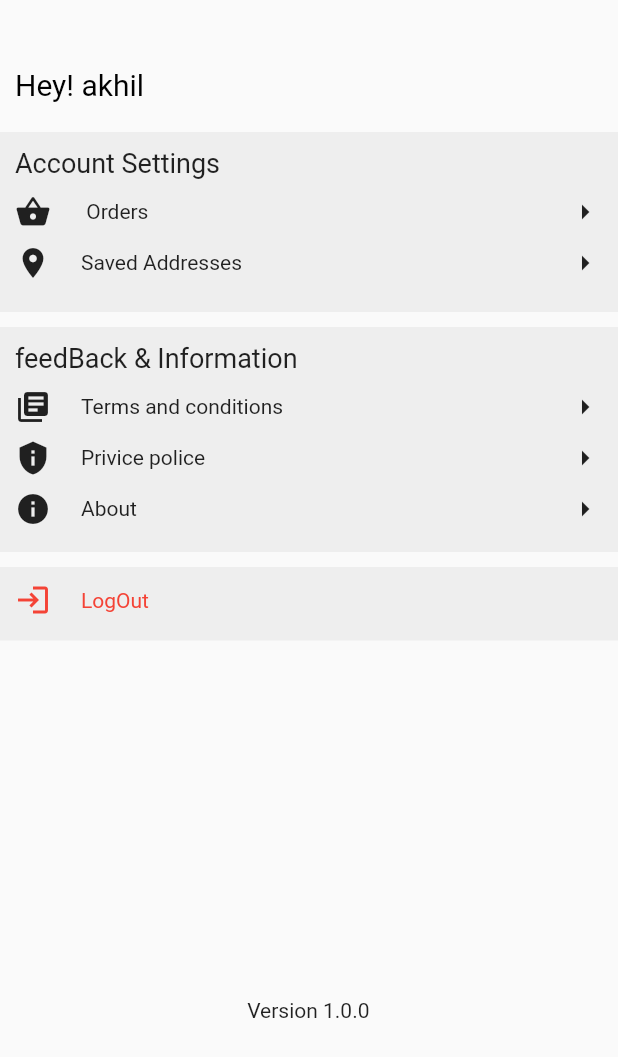
After one commit to akhilbabu759/Comieo_Ecomerce, a Flutter app: the Account screen opened directly, on a phone screen of 412 x 824 dp. The commit adds this screen. Shown: the top 1057 px of the screen. Run offline on Flutter 3.47's test engine with Material 2 defaults, Android fonts, the phone set to English and light mode, and no system bars; our stand-ins replace carousel_slider, dio, flutter_otp_text_field, flutter_rating_bar, flutter_secure_storage, get and 3 more; missing offline and left inert: side_sheet; accounts and stored records are empty.

Commit message:
acoount page added

```diff
--- a/lib/common/api_baseurl.dart
+++ b/lib/common/api_baseurl.dart
@@ -2,9 +2,9 @@ class ApiBaseUrl{
 
 
   //  String baseurl ='http://172.16.8.169:5000';
-    //  String baseurl ='http://192.168.1.14:5000';
+      String baseurl ='http://192.168.1.14:5000';
 
-String baseurl ='http://172.16.6.44:5000';
+// String baseurl ='http://172.16.6.44:5000';
 
 
 
--- a/lib/core/text_style.dart
+++ b/lib/core/text_style.dart
@@ -6,5 +6,6 @@ import 'package:google_fonts/google_fonts.dart';
 
 const colorWhite =Colors.white;
  final textstyle= GoogleFonts.openSans(fontSize: 30,color:colorblack );
+ final textstyleColorWhite = GoogleFonts.openSans(fontSize: 30,color:colorWhite );
 //  TextStyle( fontWeight: FontWeight.w500,color: Colors.black);
 const homeTextStyle=TextStyle(color: Colors.black,fontSize: 22, );
--- /dev/null
+++ b/lib/screen/account/view/account.dart
@@ -0,0 +1,132 @@
+import 'package:ecomerce/core/constent.dart';
+import 'package:ecomerce/core/text_style.dart';
+import 'package:ecomerce/screen/account/view/widget/row_account.dart';
+import 'package:flutter/material.dart';
+import 'package:get/get.dart';
+import 'package:get/get_core/get_core.dart';
+
+class Account extends StatelessWidget {
+  const Account({super.key});
+
+  @override
+  Widget build(BuildContext context) {
+    return Scaffold(
+      body: Column(
+        crossAxisAlignment: CrossAxisAlignment.start,
+        children: [
+          const Padding(
+            padding: EdgeInsets.only(top: 45.0, left: 10),
+            child: Text(
+              "Hey! akhil",
+              style: TextStyle(color: colorblack, fontSize: 20),
+            ),
+          ),
+          const SizedBox(
+            height: 20,
+          ),
+          Container(
+            color: Colors.grey.shade200,
+            height: 120,
+            width: Get.width,
+            child: Padding(
+              padding: const EdgeInsets.all(10.0),
+              child: Column(
+                children: [
+                  Row(
+                    mainAxisAlignment: MainAxisAlignment.start,
+                    children: const [
+                      Text(
+                        'Account Settings',
+                        style: TextStyle(fontSize: 18),
+                      ),
+                    ],
+                  ),
+                  textFieldGap,
+                  const RowAccount(
+                    text: ' Orders',
+                    icon: Icon(Icons.shopping_basket),
+                  ),
+                  textFieldGap,
+                  const RowAccount(
+                    text: 'Saved Addresses',
+                    icon: Icon(Icons.location_on),
+                  )
+                ],
+              ),
+            ),
+          ),
+          textFieldGap,
+          Container(
+            color: Colors.grey.shade200,
+            height: 150,
+            width: Get.width,
+            child: Padding(
+              padding: const EdgeInsets.all(10.0),
+              child: Column(children: [
+                Row(
+                  children: const [
+                    Text(
+                      'feedBack & Information',
+                      style: TextStyle(
+                        fontSize: 18,
+                      ),
+                    ),
+                  ],
+                ),
+                textFieldGap,
+                const RowAccount(
+                    text: 'Terms and conditions',
+                    icon: Icon(Icons.my_library_books)),
+                textFieldGap,
+                const RowAccount(
+                  text: 'Privice police',
+                  icon: Icon(
+                    Icons.privacy_tip,
+                  ),
+                ),
+                textFieldGap,
+                const RowAccount(
+                  text: 'About',
+                  icon: Icon(
+                    Icons.info,
+                  ),
+                )
+              ]),
+            ),
+          ),
+          textFieldGap,
+          Container(
+            color: Colors.grey.shade200,
+            height: 49,
+            width: Get.width,
+            child: Padding(
+              padding: const EdgeInsets.all(10.0),
+              child: Column(children: [
+                Row(
+                  children: const [
+                    Icon(
+                      Icons.login,
+                      color: colorRed,
+                    ),
+                    SizedBox(width: 20),
+                    Text(
+                      'LogOut',
+                      style: TextStyle(color: colorRed),
+                    )
+                  ],
+                )
+              ]),
+            ),
+          ),
+          Padding(
+            padding: EdgeInsets.only(
+              left: Get.width * 0.4,
+              top: Get.height * 0.29,
+            ),
+            child: const Text('Version 1.0.0'),
+          )
+        ],
+      ),
+    );
+  }
+}
--- /dev/null
+++ b/lib/screen/account/view/widget/row_account.dart
@@ -0,0 +1,27 @@
+import 'package:ecomerce/core/constent.dart';
+import 'package:flutter/material.dart';
+
+class RowAccount extends StatelessWidget {
+  const RowAccount({
+    Key? key,required this.text,required this.icon
+  }) : super(key: key);
+  final String text;
+  final Icon icon;
+
+  @override
+  Widget build(BuildContext context) {
+    return Row(
+      mainAxisAlignment: MainAxisAlignment.spaceBetween,
+      children:  [
+        Row(mainAxisAlignment: MainAxisAlignment.spaceEvenly,
+          children: [
+            icon,SizedBox(width: 20),
+            Text(text),
+          ],
+        ),
+
+        const Icon(Icons.arrow_right)
+      ],
+    );
+  }
+}
--- a/lib/screen/home/view/home.dart
+++ b/lib/screen/home/view/home.dart
@@ -2,6 +2,7 @@ import 'package:ecomerce/core/constent.dart';
 import 'package:ecomerce/core/text_style.dart';
 
 import 'package:ecomerce/screen/Whishlist/view/wishlist.dart';
+import 'package:ecomerce/screen/account/view/account.dart';
 import 'package:ecomerce/screen/cart/view/cart.dart';
 
 import 'package:ecomerce/screen/home/view/widget/afterAppBar/after_appbar.dart';
@@ -57,7 +58,7 @@ class Home extends StatelessWidget {
                                                   CrossAxisAlignment.start,
                                               children: [
                                                 const Text(
-                                                  'Welcome,',
+                                                  'Hey!',
                                                   style: TextStyle(
                                                       color: colorWhite,
                                                       fontSize: 20),
@@ -71,12 +72,9 @@ class Home extends StatelessWidget {
 
                                                 Row(
                                                   children: const [
-                                                    Icon(
-                                                      Icons.person,
-                                                      color: Colors.white,
-                                                    ),
+
                                                     SizedBox(
-                                                      width: 10,
+                                                      width: 30,
                                                     ),
                                                     Text(
                                                       'Akhil ',
@@ -97,7 +95,7 @@ class Home extends StatelessWidget {
                                           )),
                                       textFieldGap,
                                       GestureDetector(
-                                          onTap: () => Get.to(''),
+                                          onTap: () => Get.to(Account()),
                                           child: const SideSheetRow(
                                             icon: Icon(Icons.account_circle),
                                             text: 'Account',
```
